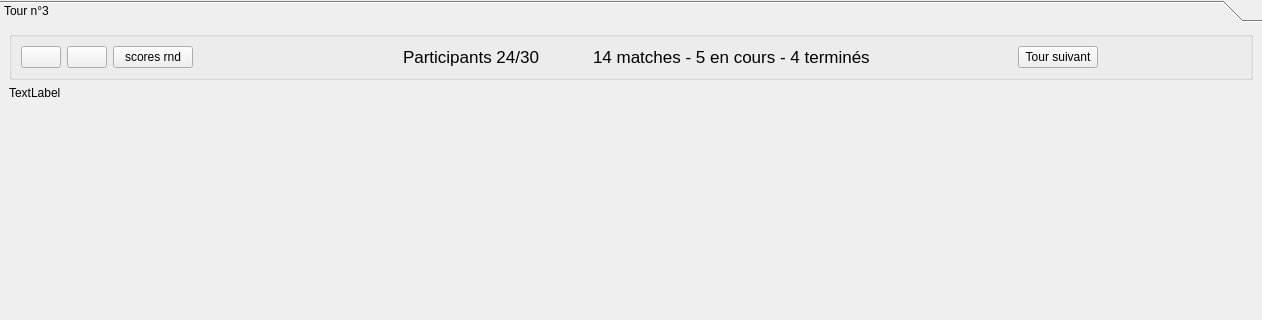
Old version of the form ui/RoundWidget.ui in the repository dsarrut/badminapp; both pictures show x 0 to 1262 and y 0 to 320 of the 1262 by 701 pixel window.
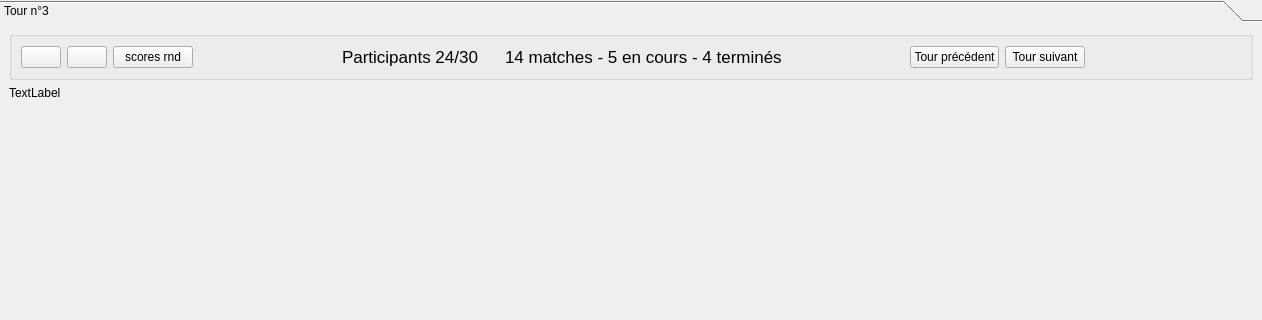
New version of the form. The open tabs and pages were chosen to show the change. Icons and pictures are not drawn.

Commit message: next prev round

Patch:
```diff
--- a/ui/RoundWidget.ui
+++ b/ui/RoundWidget.ui
@@ -58,6 +58,8 @@
          <property name="title">
           <string/>
          </property>
+         <layout class="QGridLayout" name="gridLayout_4">
+          <item row="0" column="0">
          <layout class="QHBoxLayout" name="horizontalLayout">
           <item>
            <widget class="QPushButton" name="button_random">
@@ -124,13 +126,6 @@
             </property>
            </spacer>
           </item>
-          <item>
-           <widget class="QLabel" name="label_left">
-            <property name="text">
-             <string/>
-            </property>
-           </widget>
-          </item>
           <item>
            <spacer name="horizontalSpacer_3">
             <property name="orientation">
@@ -194,6 +189,27 @@
             </property>
            </spacer>
           </item>
+            <item>
+             <widget class="QPushButton" name="button_previous_round">
+              <property name="text">
+               <string>Tour précédent</string>
+              </property>
+              <property name="icon">
+               <iconset>
+                <normalon>:/icons/128x128/actions/go-previous-9.png</normalon>
+               </iconset>
+              </property>
+              <property name="iconSize">
+               <size>
+                <width>25</width>
+                <height>25</height>
+               </size>
+              </property>
+              <property name="shortcut">
+               <string/>
+              </property>
+             </widget>
+            </item>
           <item>
            <widget class="QPushButton" name="button_next_round">
             <property name="text">
@@ -215,6 +231,19 @@
             </property>
            </widget>
           </item>
+            <item>
+             <spacer name="horizontalSpacer_10">
+              <property name="orientation">
+               <enum>Qt::Horizontal</enum>
+              </property>
+              <property name="sizeHint" stdset="0">
+               <size>
+                <width>40</width>
+                <height>20</height>
+               </size>
+              </property>
+             </spacer>
+            </item>
           <item>
            <spacer name="horizontalSpacer_2">
             <property name="orientation">
@@ -227,6 +256,15 @@
              </size>
             </property>
            </spacer>
+            </item>
+           </layout>
+          </item>
+          <item row="0" column="1">
+           <widget class="QLabel" name="label_left">
+            <property name="text">
+             <string/>
+            </property>
+           </widget>
           </item>
          </layout>
         </widget>
```
Left out of the diff: 2 changed lines with no effect on the pictures. Lines whose indentation alone changed are shown as unchanged. The commit also changes 8 other files.
